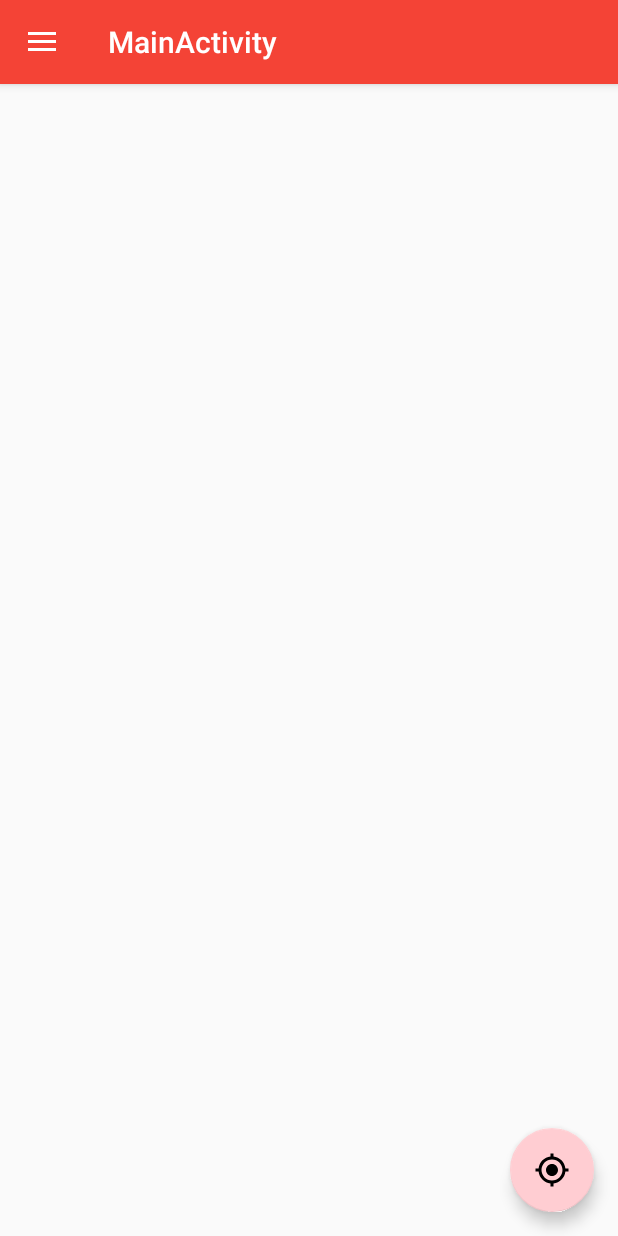
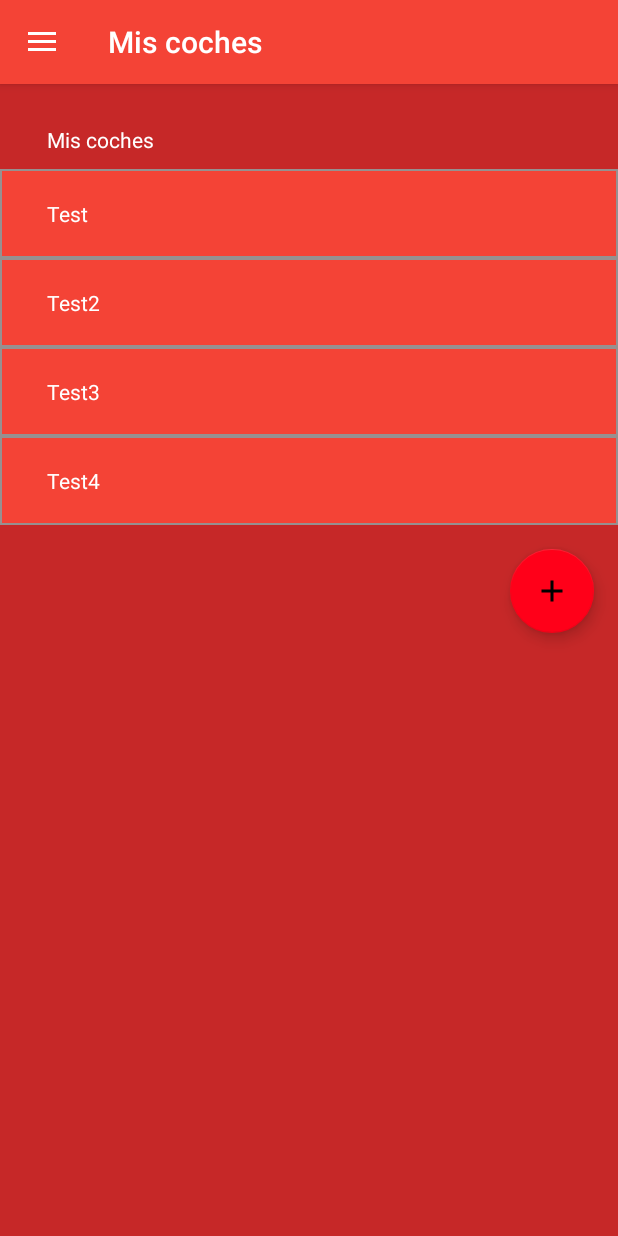
Before and after one commit to josse995/CarFinder, an Android app: the MainActivity screen opened directly, with no data from a screen before it, in the side drawer, after a tap on "Coches", on a phone screen of 412 x 824 dp. Run offline under Robolectric (Android 15) with nearby library versions, the light colour scheme and no system bars.

Commit message:
Interfaz Cars agregada

```diff
--- /dev/null
+++ b/app/src/main/java/fdi/ucm/carfinder/CarsFragment.java
@@ -0,0 +1,121 @@
+package fdi.ucm.carfinder;
+
+import android.content.Context;
+import android.net.Uri;
+import android.os.Bundle;
+import android.support.design.widget.FloatingActionButton;
+import android.support.design.widget.Snackbar;
+import android.support.v4.app.Fragment;
+import android.view.LayoutInflater;
+import android.view.View;
+import android.view.ViewGroup;
+
+
+/**
+ * A simple {@link Fragment} subclass.
+ * Activities that contain this fragment must implement the
+ * {@link CarsFragment.OnFragmentInteractionListener} interface
+ * to handle interaction events.
+ * Use the {@link CarsFragment#newInstance} factory method to
+ * create an instance of this fragment.
+ */
+public class CarsFragment extends Fragment {
+    // TODO: Rename parameter arguments, choose names that match
+    // the fragment initialization parameters, e.g. ARG_ITEM_NUMBER
+    private static final String ARG_PARAM1 = "param1";
+    private static final String ARG_PARAM2 = "param2";
+
+    // TODO: Rename and change types of parameters
+    private String mParam1;
+    private String mParam2;
+
+    private OnFragmentInteractionListener mListener;
+
+    public CarsFragment() {
+        // Required empty public constructor
+    }
+
+    /**
+     * Use this factory method to create a new instance of
+     * this fragment using the provided parameters.
+     *
+     * @param param1 Parameter 1.
+     * @param param2 Parameter 2.
+     * @return A new instance of fragment CarsFragment.
+     */
+    // TODO: Rename and change types and number of parameters
+    public static CarsFragment newInstance(String param1, String param2) {
+        CarsFragment fragment = new CarsFragment();
+        Bundle args = new Bundle();
+        args.putString(ARG_PARAM1, param1);
+        args.putString(ARG_PARAM2, param2);
+        fragment.setArguments(args);
+        return fragment;
+    }
+
+    @Override
+    public void onCreate(Bundle savedInstanceState) {
+        super.onCreate(savedInstanceState);
+        if (getArguments() != null) {
+            mParam1 = getArguments().getString(ARG_PARAM1);
+            mParam2 = getArguments().getString(ARG_PARAM2);
+        }
+    }
+
+    @Override
+    public View onCreateView(LayoutInflater inflater, ViewGroup container,
+                             Bundle savedInstanceState) {
+        // Inflate the layout for this fragment
+        View view = inflater.inflate(R.layout.fragment_cars, container, false);
+
+        FloatingActionButton fab = (FloatingActionButton) view.findViewById(R.id.fab_addCar);
+        fab.setOnClickListener(new View.OnClickListener() {
+            @Override
+            public void onClick(View view) {
+                Snackbar.make(view, "Replace with your own action", Snackbar.LENGTH_LONG)
+                        .setAction("Action", null).show();
+            }
+        });
+
+        return view;
+    }
+
+    // TODO: Rename method, update argument and hook method into UI event
+    public void onButtonPressed(Uri uri) {
+        if (mListener != null) {
+            mListener.onFragmentInteraction(uri);
+        }
+    }
+
+    @Override
+    public void onAttach(Context context) {
+        super.onAttach(context);
+        if (context instanceof OnFragmentInteractionListener) {
+            mListener = (OnFragmentInteractionListener) context;
+        } else {
+            throw new RuntimeException(context.toString()
+                    + " must implement OnFragmentInteractionListener");
+        }
+    }
+
+    @Override
+    public void onDetach() {
+        super.onDetach();
+        mListener = null;
+    }
+
+    /**
+     * This interface must be implemented by activities that contain this
+     * fragment to allow an interaction in this fragment to be communicated
+     * to the activity and potentially other fragments contained in that
+     * activity.
+     * <p>
+     * See the Android Training lesson <a href=
+     * "http://developer.android.com/training/basics/fragments/communicating.html"
+     * >Communicating with Other Fragments</a> for more information.
+     */
+    public interface OnFragmentInteractionListener {
+        // TODO: Update argument type and name
+        void onFragmentInteraction(Uri uri);
+    }
+}
--- a/app/src/main/java/fdi/ucm/carfinder/MainActivity.java
+++ b/app/src/main/java/fdi/ucm/carfinder/MainActivity.java
@@ -2,6 +2,8 @@ package fdi.ucm.carfinder;
 
 import android.app.FragmentManager;
 import android.app.FragmentTransaction;
+import android.content.Intent;
+import android.content.SharedPreferences;
 import android.net.Uri;
 import android.os.Bundle;
 import android.support.design.widget.FloatingActionButton;
@@ -18,7 +20,8 @@ import android.view.Menu;
 import android.view.MenuItem;
 
 public class MainActivity extends AppCompatActivity
-        implements NavigationView.OnNavigationItemSelectedListener, SettingsFragment.OnFragmentInteractionListener {
+        implements NavigationView.OnNavigationItemSelectedListener, SettingsFragment.OnFragmentInteractionListener,
+        CarsFragment.OnFragmentInteractionListener{
 
     @Override
     protected void onCreate(Bundle savedInstanceState) {
@@ -26,15 +29,6 @@ public class MainActivity extends AppCompatActivity
         setContentView(R.layout.activity_main);
         Toolbar toolbar = (Toolbar) findViewById(R.id.toolbar);
         setSupportActionBar(toolbar);
-
-        FloatingActionButton fab = (FloatingActionButton) findViewById(R.id.fab);
-        fab.setOnClickListener(new View.OnClickListener() {
-            @Override
-            public void onClick(View view) {
-                Snackbar.make(view, "Replace with your own action", Snackbar.LENGTH_LONG)
-                        .setAction("Action", null).show();
-            }
-        });
 
         DrawerLayout drawer = (DrawerLayout) findViewById(R.id.drawer_layout);
         ActionBarDrawerToggle toggle = new ActionBarDrawerToggle(
@@ -89,12 +83,24 @@ public class MainActivity extends AppCompatActivity
         if (id == R.id.inicio) {
             // Handle the camera action
         } else if (id == R.id.coches) {
-
+            select = true;
+            fragment = new CarsFragment();
+            this.setTitle(getString(R.string.title_cars));
         } else if (id == R.id.ajustes) {
             select = true;
             fragment = new SettingsFragment();
+            this.setTitle(getString(R.string.title_settings));
         } else if (id == R.id.cerrarSesion) {
+            SharedPreferences sp=getSharedPreferences("Login", 0);
+            SharedPreferences.Editor Ed=sp.edit();
+            Ed.remove("User");
+            Ed.remove("Pass");
+            Ed.commit();
 
+            Intent intent = new Intent(this, LoginActivity.class);
+            startActivity(intent);
+
+            this.finish();
         }
 
         if (select) {
--- a/app/src/main/java/fdi/ucm/carfinder/connection/Conexion.java
+++ b/app/src/main/java/fdi/ucm/carfinder/connection/Conexion.java
@@ -18,7 +18,7 @@ import java.net.URL;
 
 public class Conexion {
 
-    private final String url = "http://192.168.1.21/carfinder/";
+    private final String url = "http://147.96.100.42/carfinder/";
 
     protected JSONObject ejecutar(String peticion, String modulo) {
         HttpURLConnection client = null;
--- /dev/null
+++ b/app/src/main/res/drawable/border.xml
@@ -0,0 +1,7 @@
+<?xml version="1.0" encoding="utf-8"?>
+<shape
+    xmlns:android="http://schemas.android.com/apk/res/android"
+    android:shape= "rectangle">
+    <solid android:color="@color/colorPrimary"/>
+    <stroke android:width="1dp" android:color="#979090"/>
+</shape>
--- /dev/null
+++ b/app/src/main/res/drawable/ic_add_black_24dp.xml
@@ -0,0 +1,9 @@
+<vector xmlns:android="http://schemas.android.com/apk/res/android"
+        android:width="24dp"
+        android:height="24dp"
+        android:viewportWidth="24.0"
+        android:viewportHeight="24.0">
+    <path
+        android:fillColor="#FF000000"
+        android:pathData="M19,13h-6v6h-2v-6H5v-2h6V5h2v6h6v2z"/>
+</vector>
--- a/app/src/main/res/drawable/side_nav_bar.xml
+++ b/app/src/main/res/drawable/side_nav_bar.xml
@@ -2,8 +2,8 @@
     android:shape="rectangle">
     <gradient
         android:angle="135"
-        android:centerColor="#4CAF50"
-        android:endColor="#2E7D32"
-        android:startColor="#81C784"
+        android:centerColor="#b1080b"
+        android:endColor="#5e0607"
+        android:startColor="#e5fd1d21"
         android:type="linear" />
 </shape>
--- a/app/src/main/res/layout-land/activity_login.xml
+++ b/app/src/main/res/layout-land/activity_login.xml
@@ -55,6 +55,8 @@
                 android:layout_marginLeft="20dp"
                 android:layout_marginTop="50dp"
                 android:layout_toRightOf="@id/imageLogoLogin"
+                android:textColor="#FFFFFF"
+                android:textColorHint="#FFFFFF"
                 android:hint="@string/prompt_email"
                 android:inputType="textEmailAddress"
                 android:maxLines="1" />
@@ -68,6 +70,8 @@
                 android:layout_centerHorizontal="true"
                 android:layout_marginLeft="20dp"
                 android:layout_toRightOf="@id/imageLogoLogin"
+                android:textColor="#FFFFFF"
+                android:textColorHint="#FFFFFF"
                 android:hint="@string/prompt_password"
                 android:imeActionId="@+id/login"
                 android:imeActionLabel="@string/action_sign_in_short"
@@ -96,6 +100,7 @@
                 android:layout_marginLeft="20dp"
                 android:layout_marginTop="20dp"
                 android:layout_toRightOf="@id/imageLogoLogin"
+                android:textColor="#FFFFFF"
                 android:text="@string/message_register"
                 android:textAlignment="center" />
 
--- a/app/src/main/res/layout/activity_login.xml
+++ b/app/src/main/res/layout/activity_login.xml
@@ -52,6 +52,8 @@
                 android:layout_gravity="center_horizontal"
                 android:hint="@string/prompt_email"
                 android:layout_marginTop="10dp"
+                android:textColor="#FFFFFF"
+                android:textColorHint="#FFFFFF"
                 android:inputType="textEmailAddress"
                 android:maxLines="1"/>
 
@@ -65,6 +67,8 @@
                 android:imeActionId="@+id/login"
                 android:imeActionLabel="@string/action_sign_in_short"
                 android:imeOptions="actionUnspecified"
+                android:textColor="#FFFFFF"
+                android:textColorHint="#FFFFFF"
                 android:inputType="textPassword"
                 android:maxLines="1"/>
 
@@ -83,6 +87,7 @@
                 android:layout_height="wrap_content"
                 android:layout_gravity="center_horizontal"
                 android:layout_marginTop="50dp"
+                android:textColor="#FFFFFF"
                 android:textAlignment="center"
                 android:text="@string/message_register"/>
 
--- a/app/src/main/res/layout/app_bar_main.xml
+++ b/app/src/main/res/layout/app_bar_main.xml
@@ -22,12 +22,4 @@
 
     <include layout="@layout/content_main" />
 
-    <android.support.design.widget.FloatingActionButton
-        android:id="@+id/fab"
-        android:layout_width="wrap_content"
-        android:layout_height="wrap_content"
-        android:layout_gravity="bottom|end"
-        android:layout_margin="@dimen/fab_margin"
-        app:srcCompat="@drawable/ic_my_location_black_24dp" />
-
 </android.support.design.widget.CoordinatorLayout>
--- /dev/null
+++ b/app/src/main/res/layout/fragment_cars.xml
@@ -0,0 +1,121 @@
+<RelativeLayout xmlns:android="http://schemas.android.com/apk/res/android"
+    xmlns:tools="http://schemas.android.com/tools"
+    android:layout_width="match_parent"
+    android:layout_height="match_parent"
+    xmlns:app="http://schemas.android.com/apk/res-auto"
+    android:id="@+id/fragment_settings"
+    tools:context="fdi.ucm.carfinder.CarsFragment"
+    android:background="@color/colorPrimaryDark">
+
+    <ScrollView
+        android:layout_width="match_parent"
+        android:layout_height="match_parent">
+
+        <RelativeLayout xmlns:android="http://schemas.android.com/apk/res/android"
+            xmlns:tools="http://schemas.android.com/tools"
+            android:layout_width="match_parent"
+            android:layout_height="match_parent">
+
+            <TextView
+                android:id="@+id/mycars_message"
+                android:layout_width="wrap_content"
+                android:layout_height="wrap_content"
+                android:layout_alignParentStart="true"
+                android:layout_alignParentTop="true"
+                android:layout_marginStart="31dp"
+                android:layout_marginTop="27dp"
+                android:textColor="#FFFFFF"
+                android:text="@string/my_cars_message"/>
+
+            <TableLayout
+                android:id="@+id/table_cars"
+                android:layout_width="match_parent"
+                android:layout_height="match_parent"
+                android:layout_below="@+id/mycars_message"
+                android:layout_marginTop="10dp"
+                android:layout_alignParentEnd="true">
+
+                <TableRow
+                    android:layout_width="match_parent"
+                    android:layout_height="match_parent"
+                    android:background="@drawable/border">
+                    <TextView
+                        android:layout_width="wrap_content"
+                        android:layout_height="wrap_content"
+                        android:layout_alignParentStart="true"
+                        android:layout_alignParentTop="true"
+                        android:layout_marginStart="31dp"
+                        android:layout_marginTop="20dp"
+                        android:layout_marginBottom="20dp"
+                        android:textColor="#FFFFFF"
+                        android:text="Test"/>
+
+                </TableRow>
+
+                <TableRow
+                    android:layout_width="match_parent"
+                    android:layout_height="match_parent"
+                    android:background="@drawable/border">
+                    <TextView
+                        android:layout_width="wrap_content"
+                        android:layout_height="wrap_content"
+                        android:layout_alignParentStart="true"
+                        android:layout_alignParentTop="true"
+                        android:layout_marginStart="31dp"
+                        android:layout_marginTop="20dp"
+                        android:layout_marginBottom="20dp"
+                        android:textColor="#FFFFFF"
+                        android:text="Test2"/>
+
+                </TableRow>
+
+                <TableRow
+                    android:layout_width="match_parent"
+                    android:layout_height="match_parent"
+                    android:background="@drawable/border">
+                    <TextView
+                        android:layout_width="wrap_content"
+                        android:layout_height="wrap_content"
+                        android:layout_alignParentStart="true"
+                        android:layout_alignParentTop="true"
+                        android:layout_marginStart="31dp"
+                        android:layout_marginTop="20dp"
+                        android:layout_marginBottom="20dp"
+                        android:textColor="#FFFFFF"
+                        android:text="Test3"/>
+
+                </TableRow>
+
+                <TableRow
+                    android:layout_width="match_parent"
+                    android:layout_height="match_parent"
+                    android:background="@drawable/border">
+                    <TextView
+                        android:layout_width="wrap_content"
+                        android:layout_height="wrap_content"
+                        android:layout_alignParentStart="true"
+                        android:layout_alignParentTop="true"
+                        android:layout_marginStart="31dp"
+                        android:layout_marginTop="20dp"
+                        android:layout_marginBottom="20dp"
+                        android:textColor="#FFFFFF"
+                        android:text="Test4"/>
+
+                </TableRow>
+            </TableLayout>
+
+            <android.support.design.widget.FloatingActionButton
+                android:id="@+id/fab_addCar"
+                android:layout_below="@+id/table_cars"
+                android:layout_width="wrap_content"
+                android:layout_height="wrap_content"
+                android:layout_alignRight="@id/table_cars"
+                android:layout_margin="@dimen/fab_margin"
+                app:srcCompat="@drawable/ic_add_black_24dp" />
+        </RelativeLayout>
+
+    </ScrollView>
+
+
+
+</RelativeLayout>
--- a/app/src/main/res/layout/fragment_settings.xml
+++ b/app/src/main/res/layout/fragment_settings.xml
@@ -14,6 +14,7 @@
         android:layout_alignParentTop="true"
         android:layout_marginStart="31dp"
         android:layout_marginTop="27dp"
+        android:textColor="#FFFFFF"
         android:text="@string/personal_data"/>
 
     <Button
@@ -25,6 +26,7 @@
         android:paddingLeft="20dp"
         android:text="@string/view_my_data"
         android:textAlignment="viewStart"
+        android:textColor="#FFFFFF"
         android:layout_below="@+id/personal_dataTextField"
         android:layout_alignParentStart="true" />
 
@@ -36,6 +38,7 @@
         android:layout_below="@+id/buttonView_my_data"
         android:background="@color/colorPrimary"
         android:paddingLeft="20dp"
+        android:textColor="#FFFFFF"
         android:text="@string/change_email"
         android:textAlignment="viewStart" />
 
@@ -47,6 +50,7 @@
         android:layout_below="@+id/buttonChange_email"
         android:background="@color/colorPrimary"
         android:paddingLeft="20dp"
+        android:textColor="#FFFFFF"
         android:text="@string/change_password"
         android:textAlignment="viewStart" />
 
--- a/app/src/main/res/layout/nav_header_main.xml
+++ b/app/src/main/res/layout/nav_header_main.xml
@@ -16,13 +16,14 @@
         android:id="@+id/imageView2"
         android:layout_width="66dp"
         android:layout_height="66dp"
+        android:layout_marginTop="20dp"
         app:srcCompat="@drawable/logo" />
 
     <TextView
         android:id="@+id/textView2"
         android:layout_width="match_parent"
         android:layout_height="wrap_content"
-        android:paddingTop="@dimen/nav_header_vertical_spacing"
+        android:paddingTop="10dp"
         android:text="CarFinder"
         android:textAppearance="@style/TextAppearance.AppCompat.Body1" />
 
--- a/app/src/main/res/values/colors.xml
+++ b/app/src/main/res/values/colors.xml
@@ -2,5 +2,5 @@
 <resources>
     <color name="colorPrimary">#F44336</color>
     <color name="colorPrimaryDark">#C62828</color>
-    <color name="colorAccent">#FFCDD2</color>
+    <color name="colorAccent">#ff0019</color>
 </resources>
--- a/app/src/main/res/values/dimens.xml
+++ b/app/src/main/res/values/dimens.xml
@@ -1,7 +1,7 @@
 <resources>
     <!-- Default screen margins, per the Android Design guidelines. -->
     <dimen name="activity_horizontal_margin">16dp</dimen>
-    <dimen name="activity_vertical_margin">16dp</dimen>
+    <dimen name="activity_vertical_margin">12dp</dimen>
     <dimen name="nav_header_vertical_spacing">16dp</dimen>
     <dimen name="nav_header_height">160dp</dimen>
     <dimen name="fab_margin">16dp</dimen>
--- a/app/src/main/res/values/strings.xml
+++ b/app/src/main/res/values/strings.xml
@@ -42,13 +42,15 @@
     <string name="options">Ajustes</string>
     <string name="logoff">Cerrar Sesión</string>
 
-    <!-- String related to SettingsActivity -->
+    <!-- String related to SettingsFragment -->
+    <string name="title_settings">Ajustes</string>
     <string name="personal_data">DATOS PERSONALES</string>
     <string name="view_my_data">Ver mis datos</string>
     <string name="change_email">Cambiar Email</string>
     <string name="change_password">Cambiar contraseña</string>
 
-    <!-- TODO: Remove or change this placeholder text -->
-    <string name="hello_blank_fragment">Hello blank fragment</string>
+    <!-- String related to CarsFragment -->
+    <string name="title_cars">Mis coches</string>
+    <string name="my_cars_message">Mis coches</string>
 
 </resources>
```
Also changed, not shown: 1 other file.
